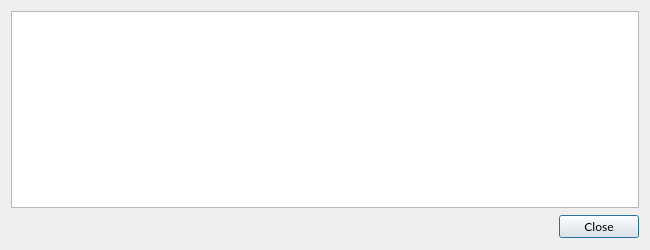
VeriConomy/vericoin, file src/qt/forms/transactiondescdialog.ui: the form before one commit.
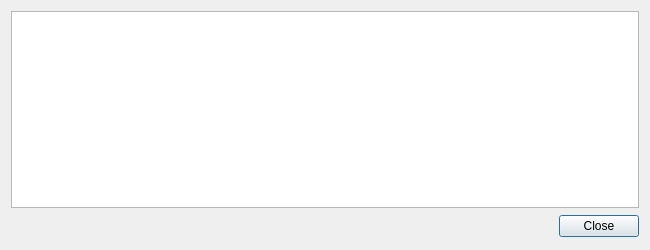
The form after the commit.

Commit message: more on mac fonts

Diff of the .ui file:
```diff
--- a/src/qt/forms/transactiondescdialog.ui
+++ b/src/qt/forms/transactiondescdialog.ui
@@ -32,11 +32,6 @@
        <height>25</height>
       </size>
      </property>
-     <property name="font">
-      <font>
-       <family>Lato</family>
-      </font>
-     </property>
      <property name="orientation">
       <enum>Qt::Horizontal</enum>
      </property>
```
The commit also changes 32 other files.
